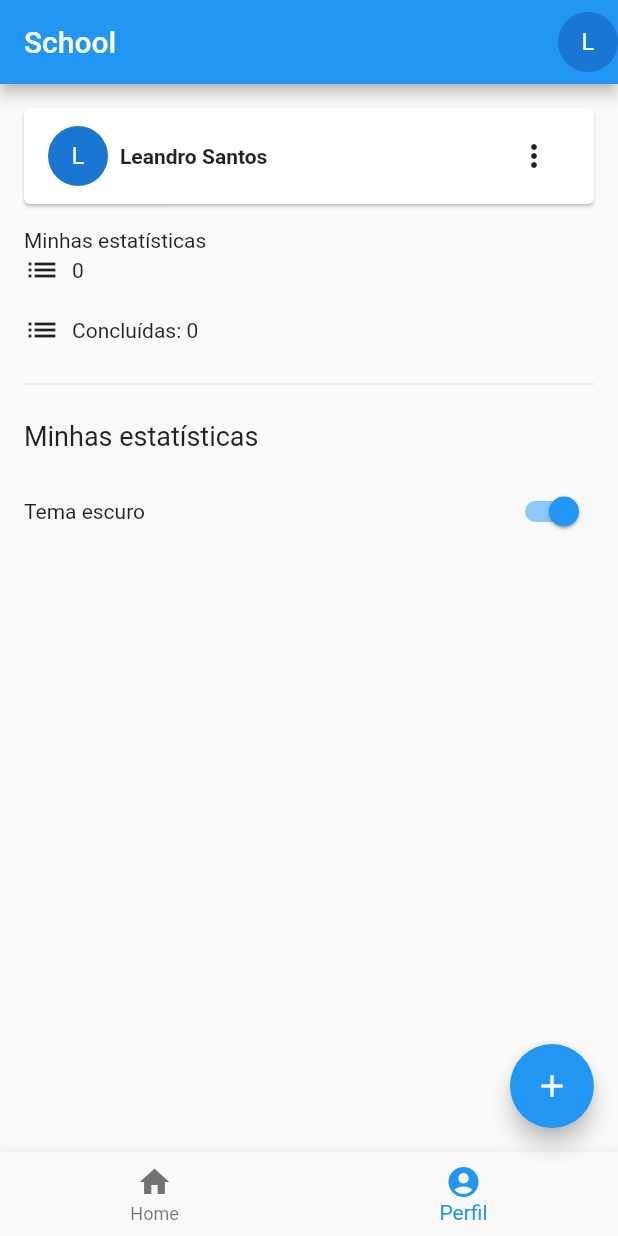
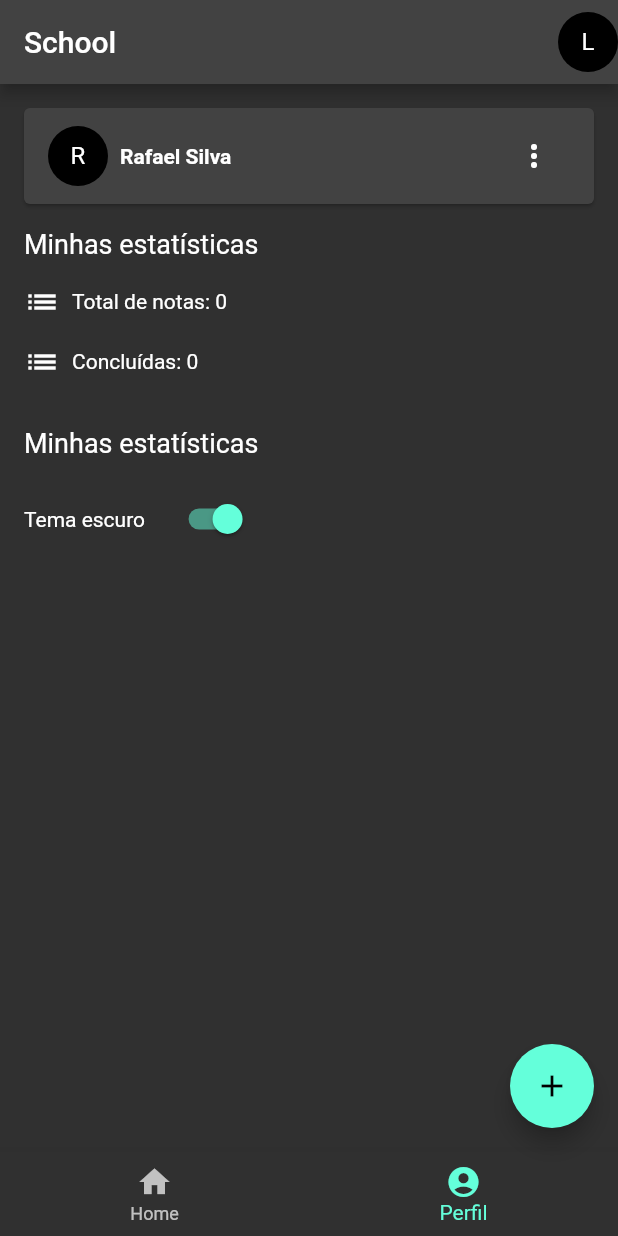
Before and after one commit to leandrosax10/MJVSchool_Flutter, a Flutter app: the screen it shows after launch, item 2 of the bottom bar chosen, after a tap on the "more vert" icon, on a phone screen of 412 x 824 dp. Run offline on Flutter 3.47's test engine with Material 2 defaults, Android fonts, the phone set to English and light mode, and no system bars; our stand-ins replace image_picker, shared_preferences.

Commit message:
feat: funcionalidades

```diff
--- a/lib/app_widget.dart
+++ b/lib/app_widget.dart
@@ -1,15 +1,27 @@
 import 'package:flutter/material.dart';
+import 'package:provider/provider.dart';
 import 'package:shcool/app_routes.dart';
 
+import 'providers/config_provider.dart';
 
-class MyApp extends StatelessWidget {
+class MyApp extends StatefulWidget {
   const MyApp({super.key});
 
   @override
+  State<MyApp> createState() => _MyAppState();
+}
+
+class _MyAppState extends State<MyApp> {
+  late ConfigProvider storeConfig;
+
+  @override
   Widget build(BuildContext context) {
+    storeConfig = Provider.of<ConfigProvider>(context);
     return MaterialApp(
       title: 'School',
       routes: AppRoutes.routes(),
+      themeMode: storeConfig.tema,
+      theme: storeConfig.tema == ThemeMode.dark ? ThemeData.dark() : ThemeData.light(),
     );
   }
 }
--- a/lib/components/bory_component.dart
+++ b/lib/components/bory_component.dart
@@ -31,7 +31,7 @@ const BodyComponent({
         padding: padding?? const EdgeInsets.all(18),
         constraints:
             BoxConstraints(maxWidth: MediaQuery.of(context).size.width),
-        child: child,
+        child: SingleChildScrollView(child: child),
       ),
       bottomNavigationBar: bar,
       floatingActionButton: actionButton,
--- a/lib/entities/afazer_entity.dart
+++ b/lib/entities/afazer_entity.dart
@@ -6,7 +6,7 @@ class AfazerEntity {
   DateTime dataInicio;
   DateTime dataFim;
   bool? isConcluido;
-  List<AfazerCheckListEntity>? conteudos;
+  List<AfazerCheckListEntity> conteudos;
   String? image;
 
   AfazerEntity(
--- a/lib/pages/home/abas/afazeres_tab.dart
+++ b/lib/pages/home/abas/afazeres_tab.dart
@@ -1,6 +1,5 @@
 import 'package:flutter/material.dart';
 import 'package:provider/provider.dart';
-
 import '../../../app_routes.dart';
 import '../../../entities/afazer_entity.dart';
 import '../../../providers/afazer_provider.dart';
@@ -12,14 +11,12 @@ class AfazeresTab extends StatefulWidget {
   });
 
   @override
-  State<AfazeresTab> createState() => _AfazeresTab();
+  State createState() => _AfazeresTab();
 }
 
 // O _ na frente do nome significa que a classe é privada
 class _AfazeresTab extends State<AfazeresTab> {
   late AfazerProvider store;
-
-//Função para adicionar um item
 
 //Função para remover um item
   void handleEcluir(int index) {
@@ -27,25 +24,12 @@ class _AfazeresTab extends State<AfazeresTab> {
   }
 
   void onDetalhes(AfazerEntity item, int idx) {
-    Navigator.pushNamed(context, AppRoutes.detalhe);//rota
+    store.selecionado = item;
+    Navigator.pushNamed(context, AppRoutes.detalhe, arguments: idx); //rota
   }
 
   @override
   void initState() {
-    /* _listaAfazeres = [
-      AfazerEntity(
-          uuid: 'teste1',
-          titulo: 'Teste 1',
-          dataInicio: DateTime.now(),
-          dataFim: DateTime.now(),
-          isConcluido: false),
-      AfazerEntity(
-          uuid: 'teste2',
-          titulo: 'Teste 2',
-          dataInicio: DateTime.now(),
-          dataFim: DateTime.now(),
-          isConcluido: true),
-    ]; */
     super.initState();
   }
 
@@ -53,6 +37,7 @@ class _AfazeresTab extends State<AfazeresTab> {
   @override
   Widget build(BuildContext context) {
     store = Provider.of<AfazerProvider>(context);
+
     return ListView.builder(
       itemCount: store.listaAfazeres.length,
       itemBuilder: (context, index) {
--- a/lib/pages/home/abas/perfil_tab.dart
+++ b/lib/pages/home/abas/perfil_tab.dart
@@ -1,12 +1,25 @@
 import 'package:flutter/material.dart';
+import 'package:provider/provider.dart';
+import 'package:shcool/providers/afazer_provider.dart';
+import 'package:shcool/providers/config_provider.dart';
 import '../../../components/icon_button_component.dart';
 import '../../../components/spacer_component.dart';
 
-class PerfilTab extends StatelessWidget {
+class PerfilTab extends StatefulWidget {
   const PerfilTab({super.key});
 
   @override
+  State<PerfilTab> createState() => _PerfilTabState();
+}
+
+class _PerfilTabState extends State<PerfilTab> {
+  late AfazerProvider store;
+  late ConfigProvider storeConfig;
+
+  @override
   Widget build(BuildContext context) {
+    store = Provider.of<AfazerProvider>(context);
+    storeConfig = Provider.of<ConfigProvider>(context);
     return Container(
       padding: const EdgeInsets.all(16),
       child: Column(crossAxisAlignment: CrossAxisAlignment.start, children: [
@@ -15,59 +28,54 @@ class PerfilTab extends StatelessWidget {
           child: Padding(
             padding: const EdgeInsets.symmetric(horizontal: 16, vertical: 8),
             child: Row(children: [
-              const CircleAvatar(
-                child: Text('L'),
+              const CircleAvatar(child: Text('R')),
+              const SpacerComponent(size: 8, isHorizontal: true),
+              const Text('Rafael Silva', style: TextStyle(fontWeight: FontWeight.bold)),
+              const SpacerComponent(isFull: true),
+              IconButtonComponent(
+                icon: Icons.more_vert,
+                onPressed: () {},
               ),
-              //componente criado
-              const SpacerComponent(size: 8, isHorizontal: true),
-              const Text(
-                'Leandro Santos',
-                style: TextStyle(fontWeight: FontWeight.bold),
-              ),
-              const SpacerComponent(isFull: true),
-              //componente do Button
-              IconButtonComponent(icon: Icons.more_vert, onPressed: () {}),
             ]),
           ),
         ),
-        //componente criado
-
-        const SpacerComponent(),
-        const Text(
-          'Minhas estatísticas',
-        ),
-        const Row(
-          children: [
-            Icon(Icons.list),
-            SizedBox(width: 8),
-            Text('0'),
-          ],
-        ),
-        //componente criado
-        const SpacerComponent(),
-
-        const Row(children: [
-          Icon(Icons.list),
-          SizedBox(width: 8),
-          Text('Concluídas: '),
-          Text('0'),
-        ]),
-        const SpacerComponent(),
-        const Divider(),
         const SpacerComponent(),
         const Text(
           'Minhas estatísticas',
           style: TextStyle(fontSize: 18),
         ),
         const SizedBox(height: 16),
-        Row(
-          children: [
-            const Text('Tema escuro'),
-            //componente criado
-            const SpacerComponent(isFull: true),
-            Switch(value: true, onChanged: (value) {}),
-          ],
-        )
+        Row(children: [
+          const Icon(Icons.list),
+          const SizedBox(width: 8),
+          const Text('Total de notas: '),
+          Text(store.listaAfazeres.length.toString()),
+        ]),
+        const SpacerComponent(),
+        Row(children: [
+          const Icon(Icons.list),
+          const SizedBox(width: 8),
+          const Text('Concluídas: '),
+          Text(store.listaAfazeres.where((element) => element.isConcluido == true).length.toString()),
+        ]),
+        const SpacerComponent(),
+        const SpacerComponent(isHorizontal: true, isFull: true),
+        const SpacerComponent(),
+        const Text(
+          'Minhas estatísticas',
+          style: TextStyle(fontSize: 18),
+        ),
+        const SizedBox(height: 16),
+        Row(children: [
+          const Text('Tema escuro'),
+          const SpacerComponent(isHorizontal: true),
+          Switch(
+            value: storeConfig.tema == ThemeMode.dark,
+            onChanged: (val) {
+              storeConfig.tema = val ? ThemeMode.dark : ThemeMode.light;
+            },
+          ),
+        ])
       ]),
     );
   }
--- /dev/null
+++ b/lib/providers/config_provider.dart
@@ -0,0 +1,12 @@
+import 'package:flutter/material.dart';
+
+class ConfigProvider with ChangeNotifier {
+  ThemeMode _tema = ThemeMode.dark;
+
+  ThemeMode get tema => _tema;
+
+  set tema(ThemeMode val) {
+    _tema = val;
+    notifyListeners();
+  }
+}
--- a/lib/providers/root_provider.dart
+++ b/lib/providers/root_provider.dart
@@ -1,12 +1,14 @@
 import 'package:provider/provider.dart';
 import 'package:provider/single_child_widget.dart';
 import 'package:shcool/providers/afazer_provider.dart';
+import 'package:shcool/providers/config_provider.dart';
 
 
 class RootProvider {
   static List<SingleChildWidget> providers() {
     return [
-      ChangeNotifierProvider(create: (_) => AfazerProvider())
+      ChangeNotifierProvider(create: (_) => AfazerProvider()),
+      ChangeNotifierProvider(create: (_) => ConfigProvider())
     ];
   }
 }
```
Also changed, not shown: lib/pages/detalhe/components/detalhe_header_widget.dart (renamed from lib/pages/detalhe/components/detalhe_header.dart, +7 -4 lines), lib/pages/detalhe/components/detalhe_item_widget.dart (added, +29 -0 lines), lib/pages/detalhe/components/detalhe_menu_widget.dart (added, +43 -0 lines), lib/pages/detalhe/detalhe_page.dart (+65 -11 lines), lib/providers/afazer_provider.dart (+13 -2 lines).
